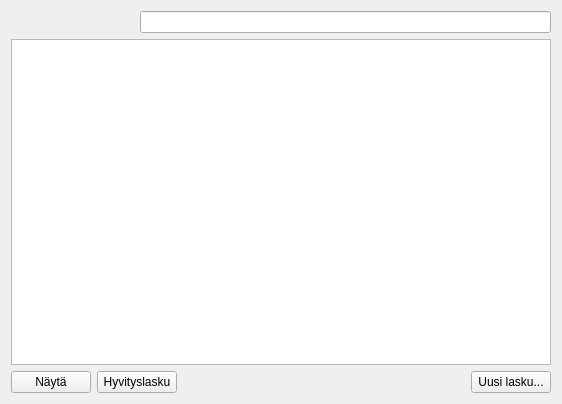
The window that kitupiikki/laskutus/laskutus.ui (artoh/kitupiikki) describes before a commit, drawn with Qt 5.
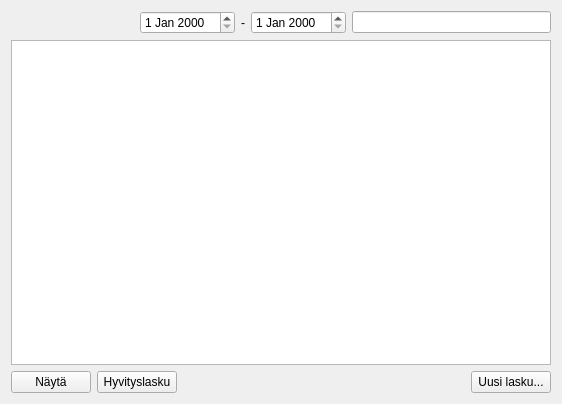
The same window after the commit. Icons and pictures are not drawn.

```diff
--- a/kitupiikki/laskutus/laskutus.ui
+++ b/kitupiikki/laskutus/laskutus.ui
@@ -19,6 +19,19 @@
      <item>
       <widget class="QTabBar" name="suodatusTab" native="true"/>
      </item>
+     <item>
+      <widget class="QDateEdit" name="mistaDate"/>
+     </item>
+     <item>
+      <widget class="QLabel" name="label">
+       <property name="text">
+        <string>-</string>
+       </property>
+      </widget>
+     </item>
+     <item>
+      <widget class="QDateEdit" name="mihinDate"/>
+     </item>
      <item>
       <widget class="QLineEdit" name="suodatusEdit"/>
      </item>
```
Left out of the diff: 4 changed lines with no effect on the pictures.
